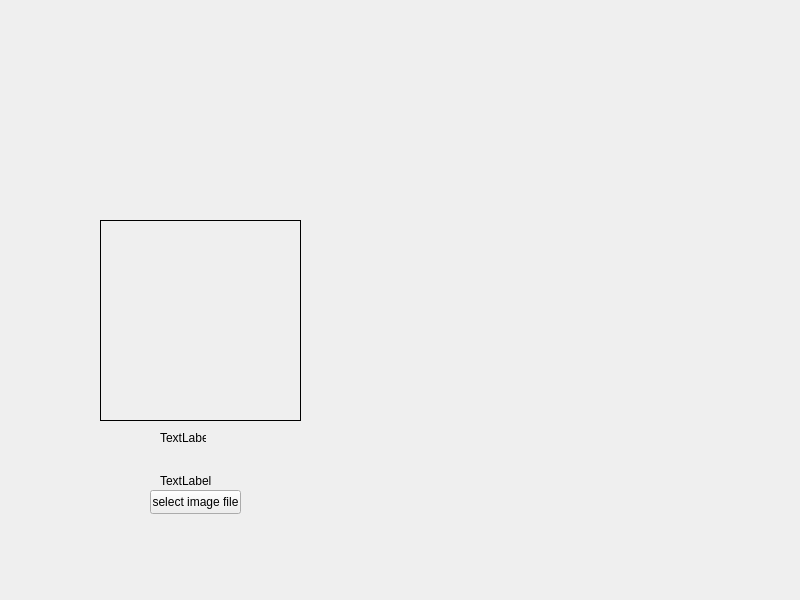
First picture: the form in DiffusionAnalysis/form.ui, repository xuejianma/LabTools, before the edit.
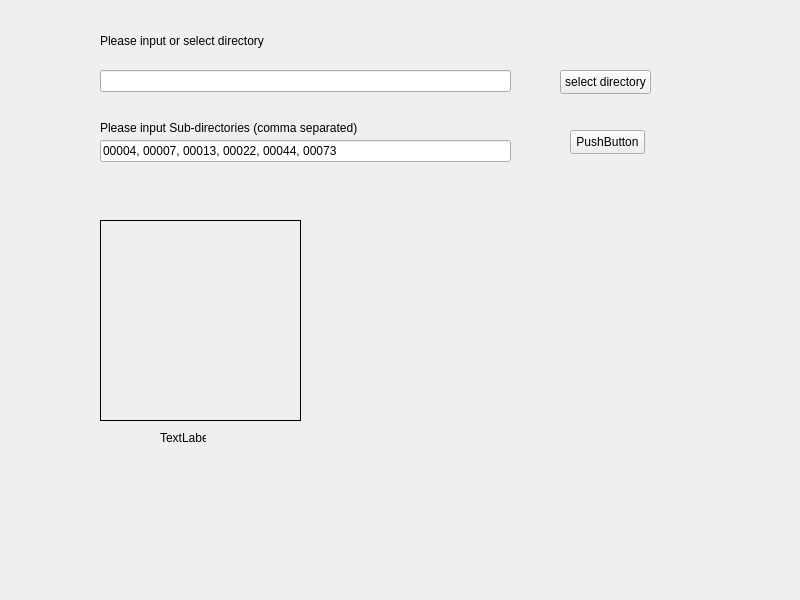
Second picture: the form after the edit. Icons and pictures are not drawn.

```diff
--- a/DiffusionAnalysis/form.ui
+++ b/DiffusionAnalysis/form.ui
@@ -38,27 +38,27 @@
   <widget class="QLabel" name="label_filename">
    <property name="geometry">
     <rect>
-     <x>160</x>
-     <y>470</y>
-     <width>291</width>
+     <x>100</x>
+     <y>30</y>
+     <width>541</width>
      <height>21</height>
     </rect>
    </property>
    <property name="text">
-    <string>TextLabel</string>
+    <string>Please input or select directory</string>
    </property>
   </widget>
   <widget class="QPushButton" name="pushButton_selectImageFile">
    <property name="geometry">
     <rect>
-     <x>150</x>
-     <y>490</y>
+     <x>560</x>
+     <y>70</y>
      <width>91</width>
      <height>24</height>
     </rect>
    </property>
    <property name="text">
-    <string>select image file</string>
+    <string>select directory</string>
    </property>
   </widget>
   <widget class="QLabel" name="label_center">
@@ -74,6 +74,58 @@
     <string>TextLabel</string>
    </property>
   </widget>
+  <widget class="QLabel" name="label_subdirectories">
+   <property name="geometry">
+    <rect>
+     <x>100</x>
+     <y>120</y>
+     <width>651</width>
+     <height>16</height>
+    </rect>
+   </property>
+   <property name="text">
+    <string>Please input Sub-directories (comma separated)</string>
+   </property>
+  </widget>
+  <widget class="QLineEdit" name="lineEdit_subdirectories">
+   <property name="geometry">
+    <rect>
+     <x>100</x>
+     <y>140</y>
+     <width>411</width>
+     <height>22</height>
+    </rect>
+   </property>
+   <property name="text">
+    <string>00004, 00007, 00013, 00022, 00044, 00073</string>
+   </property>
+  </widget>
+  <widget class="QPushButton" name="pushButton_tmp">
+   <property name="geometry">
+    <rect>
+     <x>570</x>
+     <y>130</y>
+     <width>75</width>
+     <height>24</height>
+    </rect>
+   </property>
+   <property name="text">
+    <string>PushButton</string>
+   </property>
+  </widget>
+  <widget class="QLineEdit" name="lineEdit_subdirectories_2">
+   <property name="geometry">
+    <rect>
+     <x>100</x>
+     <y>70</y>
+     <width>411</width>
+     <height>22</height>
+    </rect>
+   </property>
+   <property name="text">
+    <string/>
+   </property>
+  </widget>
  </widget>
  <resources/>
  <connections/>
```
Left out of the diff: 2 changed lines with no effect on the pictures.
